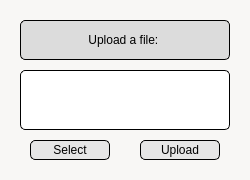
The window that UploadWindow.ui (LorenzoTarricone/TranscriptomiC) describes before a commit, drawn with Qt 5.
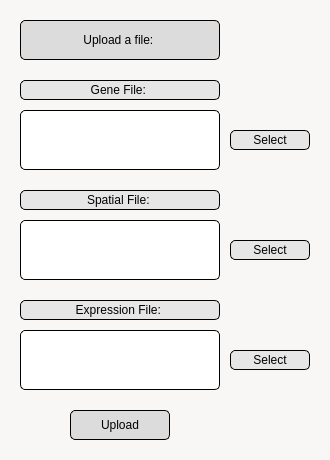
The same window after the commit.

Commit message:
Upload Window has upload three buttons
The (first) Upload Window now has three Select buttons for each necessary file.
One for Gene that only allows uploading a .tsv (commented out)
One for Spatial that only allows uploading a .csv
One for Expression that only allows uploading a .tsv (commented out)

```diff
--- a/UploadWindow.ui
+++ b/UploadWindow.ui
@@ -6,8 +6,8 @@
    <rect>
     <x>0</x>
     <y>0</y>
-    <width>250</width>
-    <height>180</height>
+    <width>330</width>
+    <height>460</height>
    </rect>
   </property>
   <property name="windowTitle">
@@ -25,8 +25,8 @@
     <property name="geometry">
      <rect>
       <x>20</x>
-      <y>70</y>
-      <width>210</width>
+      <y>110</y>
+      <width>200</width>
       <height>60</height>
      </rect>
     </property>
@@ -41,19 +41,20 @@
    <widget class="QPushButton" name="UploadButton">
     <property name="geometry">
      <rect>
-      <x>140</x>
-      <y>140</y>
-      <width>80</width>
-      <height>20</height>
+      <x>70</x>
+      <y>410</y>
+      <width>100</width>
+      <height>30</height>
      </rect>
     </property>
     <property name="styleSheet">
-     <string notr="true">background-color: rgb(230,230,230);
+     <string notr="true">background-color: rgb(220,220,220);
 color: rgb(0,0,0);
 border: 1px solid black ;
 border-radius: 5px;
 padding: 0 8px;
-color: rgb(0, 0, 0);
+
+font: 700 14pt &quot;Segoe UI&quot;;
 
 </string>
     </property>
@@ -64,8 +65,8 @@
    <widget class="QPushButton" name="SelectButton">
     <property name="geometry">
      <rect>
-      <x>30</x>
-      <y>140</y>
+      <x>230</x>
+      <y>130</y>
       <width>80</width>
       <height>20</height>
      </rect>
@@ -100,7 +101,7 @@
      <rect>
       <x>20</x>
       <y>20</y>
-      <width>210</width>
+      <width>200</width>
       <height>40</height>
      </rect>
     </property>
@@ -120,6 +121,186 @@
      <set>Qt::AlignCenter</set>
     </property>
    </widget>
+   <widget class="QPushButton" name="SpatialSelectButton">
+    <property name="geometry">
+     <rect>
+      <x>230</x>
+      <y>240</y>
+      <width>80</width>
+      <height>20</height>
+     </rect>
+    </property>
+    <property name="minimumSize">
+     <size>
+      <width>80</width>
+      <height>20</height>
+     </size>
+    </property>
+    <property name="maximumSize">
+     <size>
+      <width>80</width>
+      <height>20</height>
+     </size>
+    </property>
+    <property name="styleSheet">
+     <string notr="true">background-color: rgb(230,230,230);
+color: rgb(0,0,0);
+border: 1px solid black ;
+border-radius: 5px;
+padding: 0 8px;
+color: rgb(0, 0, 0);
+</string>
+    </property>
+    <property name="text">
+     <string>Select</string>
+    </property>
+   </widget>
+   <widget class="QPlainTextEdit" name="SpatialFileText">
+    <property name="geometry">
+     <rect>
+      <x>20</x>
+      <y>220</y>
+      <width>200</width>
+      <height>60</height>
+     </rect>
+    </property>
+    <property name="styleSheet">
+     <string notr="true">background-color: rgb(255,255,255);
+border: 1px solid black ;
+border-radius: 5px;
+padding: 0 8px;
+color: rgb(0,0,0);</string>
+    </property>
+   </widget>
+   <widget class="QPlainTextEdit" name="ExpressFileText">
+    <property name="geometry">
+     <rect>
+      <x>20</x>
+      <y>330</y>
+      <width>200</width>
+      <height>60</height>
+     </rect>
+    </property>
+    <property name="styleSheet">
+     <string notr="true">background-color: rgb(255,255,255);
+border: 1px solid black ;
+border-radius: 5px;
+padding: 0 8px;
+color: rgb(0,0,0);</string>
+    </property>
+   </widget>
+   <widget class="QPushButton" name="ExpressSelectButton">
+    <property name="geometry">
+     <rect>
+      <x>230</x>
+      <y>350</y>
+      <width>80</width>
+      <height>20</height>
+     </rect>
+    </property>
+    <property name="minimumSize">
+     <size>
+      <width>80</width>
+      <height>20</height>
+     </size>
+    </property>
+    <property name="maximumSize">
+     <size>
+      <width>80</width>
+      <height>20</height>
+     </size>
+    </property>
+    <property name="styleSheet">
+     <string notr="true">background-color: rgb(230,230,230);
+color: rgb(0,0,0);
+border: 1px solid black ;
+border-radius: 5px;
+padding: 0 8px;
+color: rgb(0, 0, 0);
+</string>
+    </property>
+    <property name="text">
+     <string>Select</string>
+    </property>
+   </widget>
+   <widget class="QLabel" name="GeneLabel">
+    <property name="geometry">
+     <rect>
+      <x>20</x>
+      <y>80</y>
+      <width>200</width>
+      <height>20</height>
+     </rect>
+    </property>
+    <property name="styleSheet">
+     <string notr="true">background-color: rgb(230,230,230);
+font: 10pt &quot;Segoe UI&quot;;
+border: 1px solid black ;
+border-radius: 5px;
+padding: 0 8px;
+color: rgb(0,0,0);
+
+</string>
+    </property>
+    <property name="text">
+     <string>Gene File: </string>
+    </property>
+    <property name="alignment">
+     <set>Qt::AlignCenter</set>
+    </property>
+   </widget>
+   <widget class="QLabel" name="SpatialLabel">
+    <property name="geometry">
+     <rect>
+      <x>20</x>
+      <y>190</y>
+      <width>200</width>
+      <height>20</height>
+     </rect>
+    </property>
+    <property name="styleSheet">
+     <string notr="true">background-color: rgb(230,230,230);
+font: 10pt &quot;Segoe UI&quot;;
+border: 1px solid black ;
+border-radius: 5px;
+padding: 0 8px;
+color: rgb(0,0,0);
+
+</string>
+    </property>
+    <property name="text">
+     <string>Spatial File: </string>
+    </property>
+    <property name="alignment">
+     <set>Qt::AlignCenter</set>
+    </property>
+   </widget>
+   <widget class="QLabel" name="ExpressLabel">
+    <property name="geometry">
+     <rect>
+      <x>20</x>
+      <y>300</y>
+      <width>200</width>
+      <height>20</height>
+     </rect>
+    </property>
+    <property name="styleSheet">
+     <string notr="true">background-color: rgb(230,230,230);
+font: 10pt &quot;Segoe UI&quot;;
+border: 1px solid black ;
+border-radius: 5px;
+padding: 0 8px;
+color: rgb(0,0,0);
+
+</string>
+    </property>
+    <property name="text">
+     <string>Expression File: </string>
+    </property>
+    <property name="alignment">
+     <set>Qt::AlignCenter</set>
+    </property>
+   </widget>
   </widget>
  </widget>
  <resources/>
```
Left out of the diff: 7 changed lines with no effect on the pictures. The commit also changes 5 other files.
